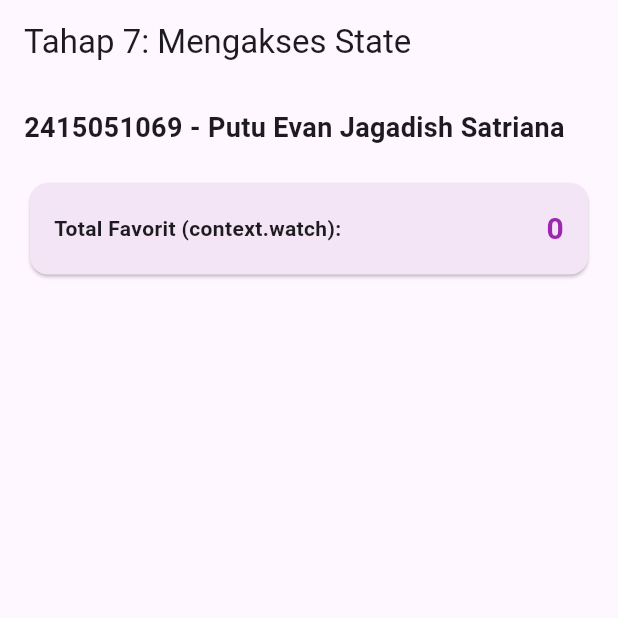
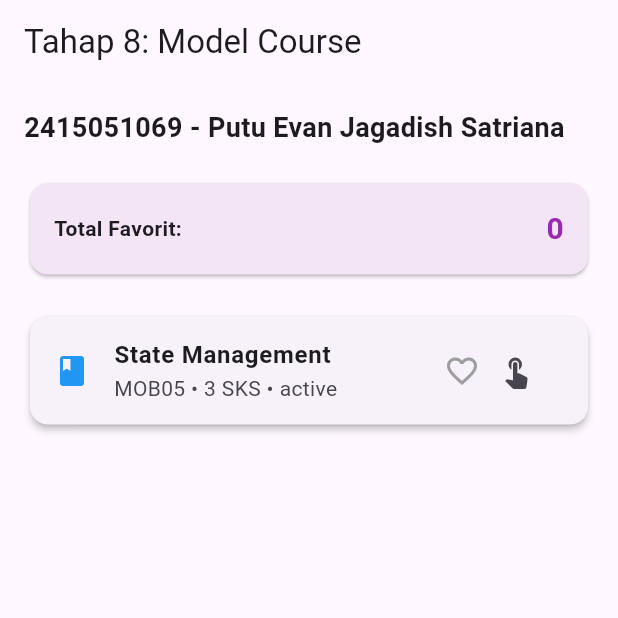
Before and after one commit to pannpanns/Course-Explorer, a Flutter app: the screen it shows after launch, on a phone screen of 412 x 824 dp, the top half of it. Run offline on Flutter 3.47's test engine with Material 3 defaults, Android fonts, the phone set to English and light mode, and no system bars.

Commit message:
Tahap 8 : Tambahkan model Course dan parsing JSON

```diff
--- a/lib/main.dart
+++ b/lib/main.dart
@@ -1,6 +1,7 @@
 import 'package:flutter/material.dart';
 import 'package:provider/provider.dart';
 import 'course_provider.dart';
+import 'models/course.dart';
 
 const String studentName = 'Putu Evan Jagadish Satriana';
 const String studentId = '2415051069';
@@ -11,21 +12,30 @@ void main() {
       create: (context) => CourseProvider(),
       child: const MaterialApp(
         debugShowCheckedModeBanner: false,
-        home: Tahap7Page(),
+        home: Tahap8Page(),
       ),
     ),
   );
 }
 
-class Tahap7Page extends StatelessWidget {
-  const Tahap7Page({super.key});
+class Tahap8Page extends StatelessWidget {
+  const Tahap8Page({super.key});
 
   @override
   Widget build(BuildContext context) {
+    final Map<String, dynamic> jsonMataKuliah = {
+      "code": "MOB05",
+      "title": "State Management",
+      "credits": 3,
+      "status": "active"
+    };
+
+    final Course course = Course.fromJson(jsonMataKuliah);
+
     final favoriteCount = context.watch<CourseProvider>().favorites.length;
 
     return Scaffold(
-      appBar: AppBar(title: const Text('Tahap 7: Mengakses State')),
+      appBar: AppBar(title: const Text('Tahap 8: Model Course')),
       body: Padding(
         padding: const EdgeInsets.all(16.0),
         child: Column(
@@ -44,7 +54,7 @@ class Tahap7Page extends StatelessWidget {
                   mainAxisAlignment: MainAxisAlignment.spaceBetween,
                   children: [
                     const Text(
-                      'Total Favorit (context.watch):',
+                      'Total Favorit:',
                       style: TextStyle(fontSize: 14, fontWeight: FontWeight.w600),
                     ),
                     Text(
@@ -59,6 +69,35 @@ class Tahap7Page extends StatelessWidget {
                 ),
               ),
             ),
+            const SizedBox(height: 20),
+            Card(
+              elevation: 2,
+              child: ListTile(
+                leading: const Icon(Icons.class_, color: Colors.blue),
+                title: Text(course.title, style: const TextStyle(fontWeight: FontWeight.bold)),
+                subtitle: Text('${course.code} • ${course.credits} SKS • ${course.status}'),
+                trailing: Row(
+                  mainAxisSize: MainAxisSize.min,
+                  children: [
+                    Consumer<CourseProvider>(
+                      builder: (context, provider, child) {
+                        final isFav = provider.favorites.contains(course.code);
+                        return Icon(
+                          isFav ? Icons.favorite : Icons.favorite_border,
+                          color: isFav ? Colors.red : Colors.grey,
+                        );
+                      },
+                    ),
+                    IconButton(
+                      icon: const Icon(Icons.touch_app),
+                      onPressed: () {
+                        context.read<CourseProvider>().toggleFavorite(course.code);
+                      },
+                    ),
+                  ],
+                ),
+              ),
+            ),
           ],
         ),
       ),
--- /dev/null
+++ b/lib/models/course.dart
@@ -0,0 +1,23 @@
+class Course {
+  final String code;
+  final String title;
+  final int credits;
+  final String status;
+
+  Course({
+    required this.code,
+    required this.title,
+    required this.credits,
+    required this.status,
+  });
+
+  // Factory untuk memparsing JSON menjadi Object Course
+  factory Course.fromJson(Map<String, dynamic> json) {
+    return Course(
+      code: json['code'] as String,
+      title: json['title'] as String,
+      credits: json['credits'] as int,
+      status: json['status'] as String,
+    );
+  }
+}
```
